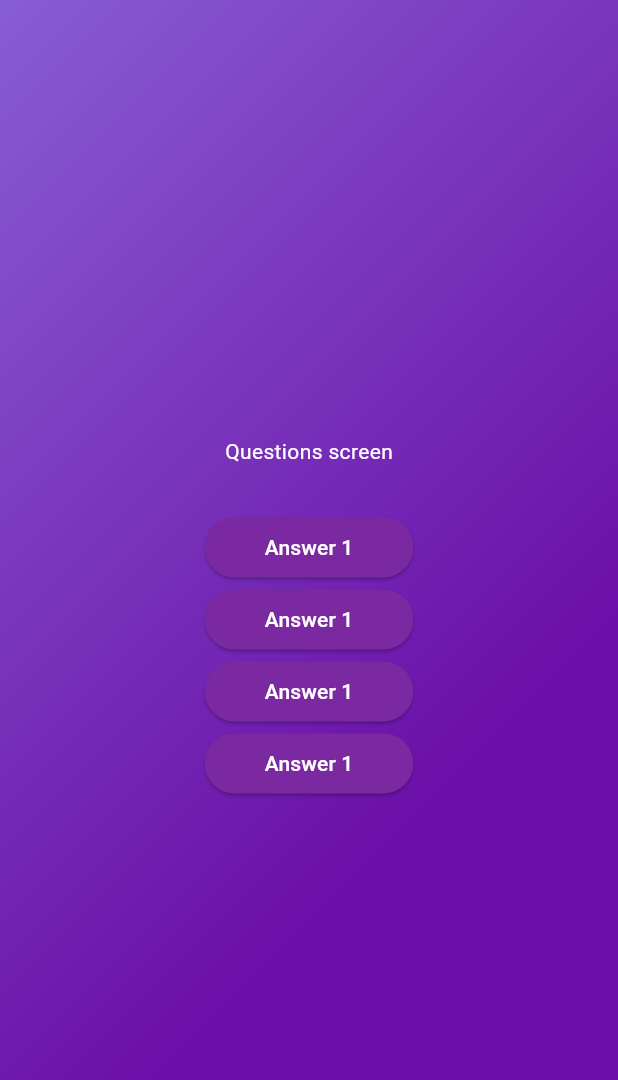
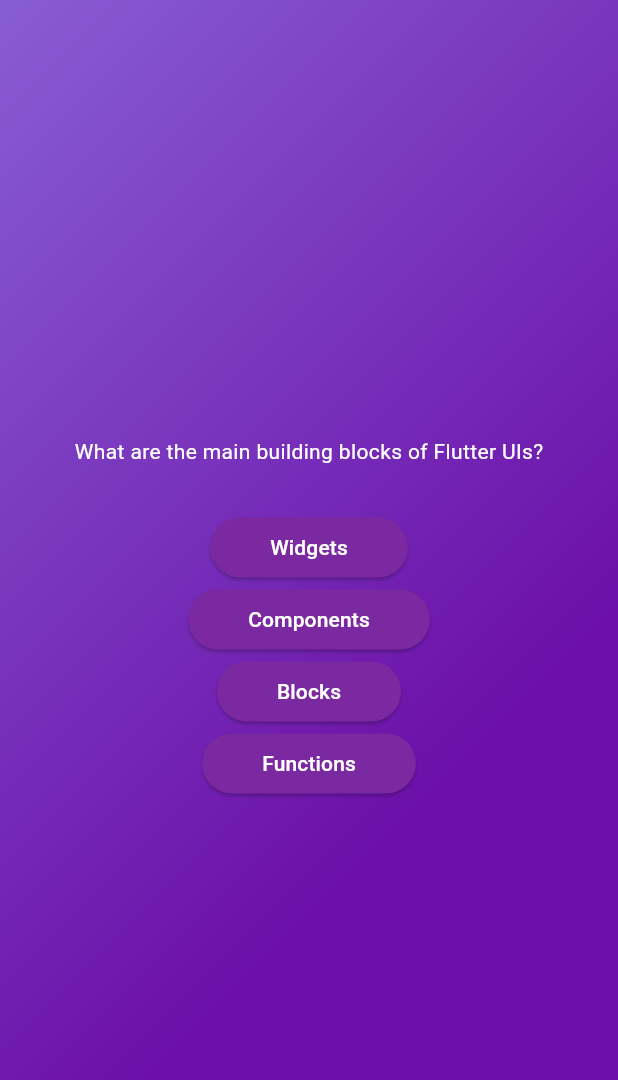
Before and after one commit to NevenD/adv_basics, a Flutter app: the screen it shows after launch, after a tap on "Start Quiz", on a phone screen of 412 x 824 dp. Shown: the top 1080 px of the screen. Run offline on Flutter 3.47's test engine with Material 3 defaults, Android fonts, the phone set to English and light mode, and no system bars.

Commit message:
Creating list of widgets

```diff
--- a/lib/questions_screen.dart
+++ b/lib/questions_screen.dart
@@ -1,5 +1,6 @@
 import 'package:adv_basics/answer_button.dart';
 import 'package:flutter/material.dart';
+import 'package:adv_basics/data/questions.dart';
 
 class QuestionsScreen extends StatefulWidget {
   const QuestionsScreen({super.key});
@@ -11,6 +12,8 @@ class QuestionsScreen extends StatefulWidget {
 }
 
 class _QuestionsScreenState extends State<QuestionsScreen> {
+  final currentQuestion = questions[0];
+
   @override
   Widget build(BuildContext context) {
     return SizedBox(
@@ -18,12 +21,11 @@ class _QuestionsScreenState extends State<QuestionsScreen> {
       child: Column(
         mainAxisAlignment: MainAxisAlignment.center,
         children: [
-          Text('Questions screen', style: TextStyle(color: Colors.white)),
+          Text(currentQuestion.text, style: TextStyle(color: Colors.white)),
           SizedBox(height: 30),
-          AnswerButton(answerText: 'Answer 1', onTap: () {}),
-          AnswerButton(answerText: 'Answer 1', onTap: () {}),
-          AnswerButton(answerText: 'Answer 1', onTap: () {}),
-          AnswerButton(answerText: 'Answer 1', onTap: () {}),
+          ...currentQuestion.answers.map((answer) {
+            return AnswerButton(answerText: answer, onTap: () {});
+          }),
         ],
       ),
     );
```
